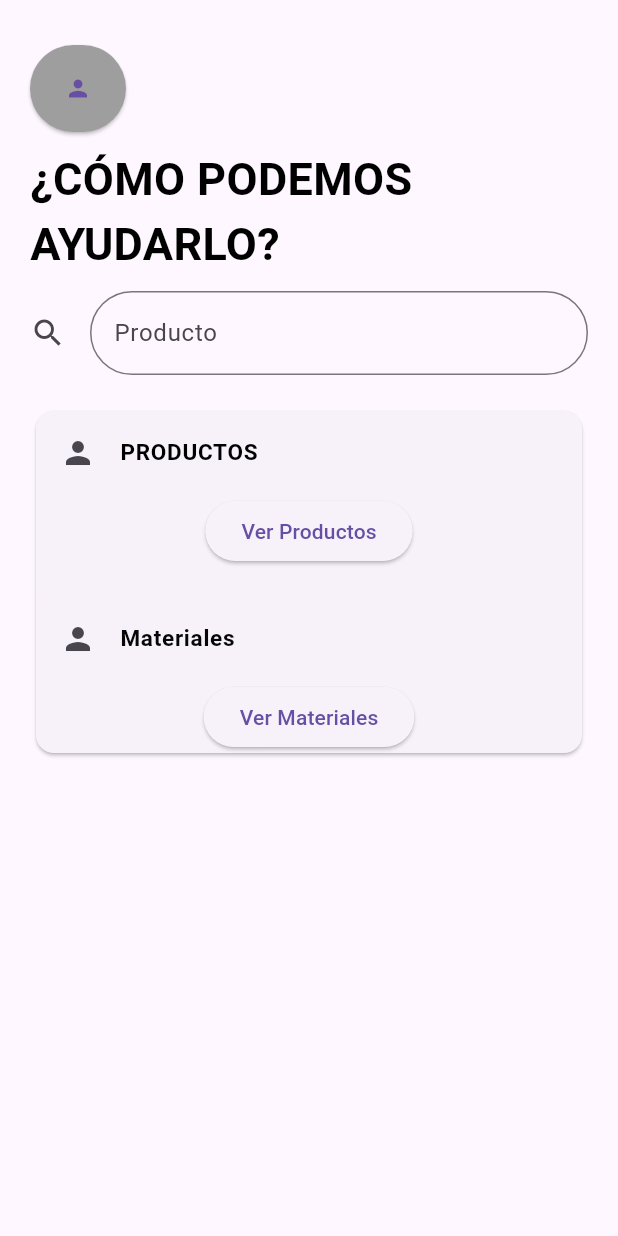
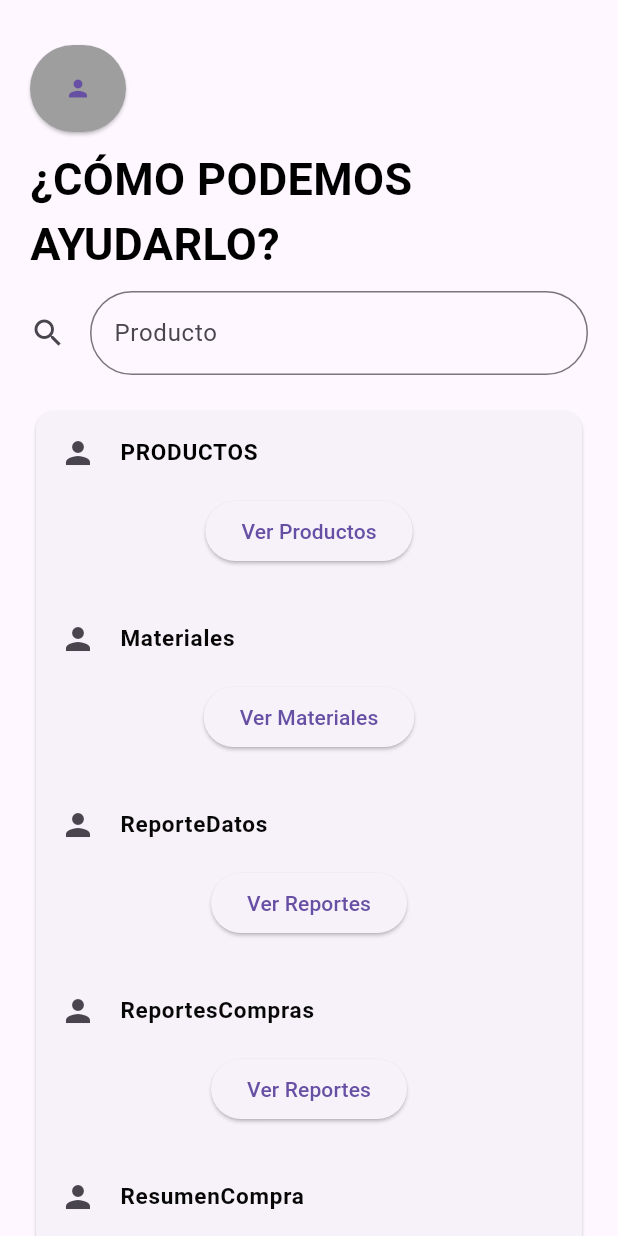
Before and after one commit to eduardo98990988/AppMZapateria, a Flutter app: the MenuScreen screen opened by its route, on a phone screen of 412 x 824 dp. Run offline on Flutter 3.47's test engine with Material 3 defaults, Android fonts, the phone set to English and light mode, and no system bars; network calls fail; key blocks and very long unbroken strings in the code were emptied for the run.

Commit message:
Suebiendo actualizacion reciente

```diff
--- a/lib/Menu.dart
+++ b/lib/Menu/Menu.dart
@@ -102,6 +102,61 @@ class MenuScreen extends StatelessWidget {
                             },
                             child: Text('Ver Materiales'),
                           ),
+                           SizedBox(height: 20),
+                          ListTile(
+                            leading: Icon(Icons.person),
+                            title: Text(
+                              'ReporteDatos',
+                              style: TextStyle(
+                                color: Color(0xff070707),
+                                fontSize: 15,
+                                fontWeight: FontWeight.bold,
+                              ),
+                            ),
+                          ),
+                          ElevatedButton(
+                            onPressed: () {
+                              Navigator.pushNamed(context, '/ReporteDatos');
+                            },
+                            child: Text('Ver Reportes'),
+                          ),
+                           SizedBox(height: 20),
+                          ListTile(
+                            leading: Icon(Icons.person),
+                            title: Text(
+                              'ReportesCompras',
+                              style: TextStyle(
+                                color: Color(0xff070707),
+                                fontSize: 15,
+                                fontWeight: FontWeight.bold,
+                              ),
+                            ),
+                          ),
+                          ElevatedButton(
+                            onPressed: () {
+                              Navigator.pushNamed(context, '/Reportes');
+                            },
+                            child: Text('Ver Reportes'),
+                          ),
+                           SizedBox(height: 20),
+                          ListTile(
+                            leading: Icon(Icons.person),
+                            title: Text(
+                              'ResumenCompra',
+                              style: TextStyle(
+                                color: Color(0xff070707),
+                                fontSize: 15,
+                                fontWeight: FontWeight.bold,
+                              ),
+                            ),
+                          ),
+                          ElevatedButton(
+                            onPressed: () {
+                              Navigator.pushNamed(context, '/ResumenCompra');
+                            },
+                            child: Text('Ver Resumen'),
+                          ),
+
                         ],
                       ),
                     ),
--- a/lib/Productos.dart
+++ b/lib/Productos/Productos.dart
@@ -1,5 +1,5 @@
 import 'package:flutter/material.dart';
-import 'package:zapateria/InformacionProducto.dart';
+import 'package:zapateria/Informacion/InformacionProducto.dart';
 
 // Definición de una clase Producto
 class Producto {
--- a/lib/main.dart
+++ b/lib/main.dart
@@ -1,9 +1,11 @@
 import 'package:flutter/material.dart';
-import 'package:zapateria/InformacionProducto.dart';
-import 'package:zapateria/Login.dart';
-import 'package:zapateria/Materiales.dart';
-import 'package:zapateria/Menu.dart';
-import 'package:zapateria/Productos.dart';
+import 'package:zapateria/Graficos_Reportes/ReporteDatos_Vendidos.dart';
+import 'package:zapateria/Informacion/InformacionProducto.dart';
+import 'package:zapateria/Login/Login.dart';
+import 'package:zapateria/Materiales/Materiales.dart';
+import 'package:zapateria/Menu/Menu.dart';
+import 'package:zapateria/Productos/Productos.dart';
+import 'package:zapateria/Reportes%20compras%20y%20solicitudes/Reportes.dart';
 
 void main() => runApp(const MyApp());
 
@@ -19,9 +21,11 @@ class MyApp extends StatelessWidget {
       routes: {
         '/': (context) => const InicioSesionScreen(),
         '/Menu': (context) => const MenuScreen(),
-        '/Productos': (context) =>const ProductScreen(),
+        '/Productos': (context) => const ProductScreen(),
         '/InformacionProducto': (context) => const InformacionProductoScreen(),
-        '/Materiales': (context) => const MaterialesScreen()
+        '/Materiales': (context) => const MaterialesScreen(),
+        '/Reportes': (context) => const ReportesScreen(),
+        '/Grafico_Reporte': (context) => const ReporteDatosScreen()
       },
     );
   }
@@ -42,11 +46,6 @@ class _MyHomePageState extends State<MyHomePage> {
 
   void _incrementCounter() {
     setState(() {
-      // This call to setState tells the Flutter framework that something has
-      // changed in this State, which causes it to rerun the build method below
-      // so that the display can reflect the updated values. If we changed
-      // _counter without calling setState(), then the build method would not be
-      // called again, and so nothing would appear to happen.
       _counter++;
     });
   }
@@ -55,13 +54,9 @@ class _MyHomePageState extends State<MyHomePage> {
   Widget build(BuildContext context) {
     return Scaffold(
       appBar: AppBar(
-        // Here we take the value from the MyHomePage object that was created by
-        // the App.build method, and use it to set our appbar title.
         title: const Text('Flutter Demo Click Counter'),
       ),
       body: Center(
-        // Center is a layout widget. It takes a single child and positions it
-        // in the middle of the parent.
         child: Column(
           mainAxisAlignment: MainAxisAlignment.center,
           children: <Widget>[
```
Also changed, not shown: lib/Graficos_Reportes/ReporteDatos_Vendidos.dart (added, +103 -0 lines), lib/Informacion/InformacionProducto.dart (renamed from lib/InformacionProducto.dart, +4 -3 lines), lib/Reportes compras y solicitudes/Reportes.dart (added, +162 -0 lines), lib/Vinculacion de cuenta y resumen/Resumen_compra_cuenta.dart (added, +95 -0 lines), lib/Login/Login.dart (renamed from lib/Login.dart), lib/Materiales/Materiales.dart (renamed from lib/Materiales.dart), lib/Perfil/Perfil.dart (added), lib/reset-pasword/reset-password.dart (added).
